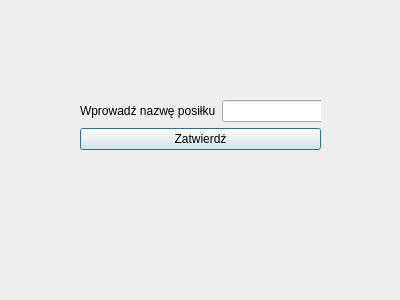
kmbrzoza/FitBulliq, file FitBulliq/addmealwindow.ui: the form before one commit.
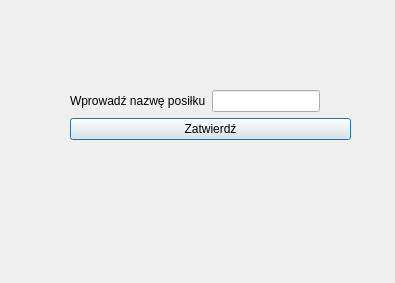
The form after the commit.

Diff of the .ui file:
```diff
--- a/FitBulliq/addmealwindow.ui
+++ b/FitBulliq/addmealwindow.ui
@@ -6,20 +6,37 @@
    <rect>
     <x>0</x>
     <y>0</y>
-    <width>400</width>
-    <height>300</height>
+    <width>395</width>
+    <height>283</height>
    </rect>
   </property>
+  <property name="minimumSize">
+   <size>
+    <width>395</width>
+    <height>283</height>
+   </size>
+  </property>
+  <property name="maximumSize">
+   <size>
+    <width>395</width>
+    <height>283</height>
+   </size>
+  </property>
+  <property name="font">
+   <font>
+    <pointsize>9</pointsize>
+   </font>
+  </property>
   <property name="windowTitle">
    <string>Dialog</string>
   </property>
   <widget class="QWidget" name="layoutWidget">
    <property name="geometry">
     <rect>
-     <x>80</x>
-     <y>100</y>
-     <width>241</width>
-     <height>101</height>
+     <x>70</x>
+     <y>90</y>
+     <width>281</width>
+     <height>121</height>
     </rect>
    </property>
    <layout class="QFormLayout" name="formLayout">
```
